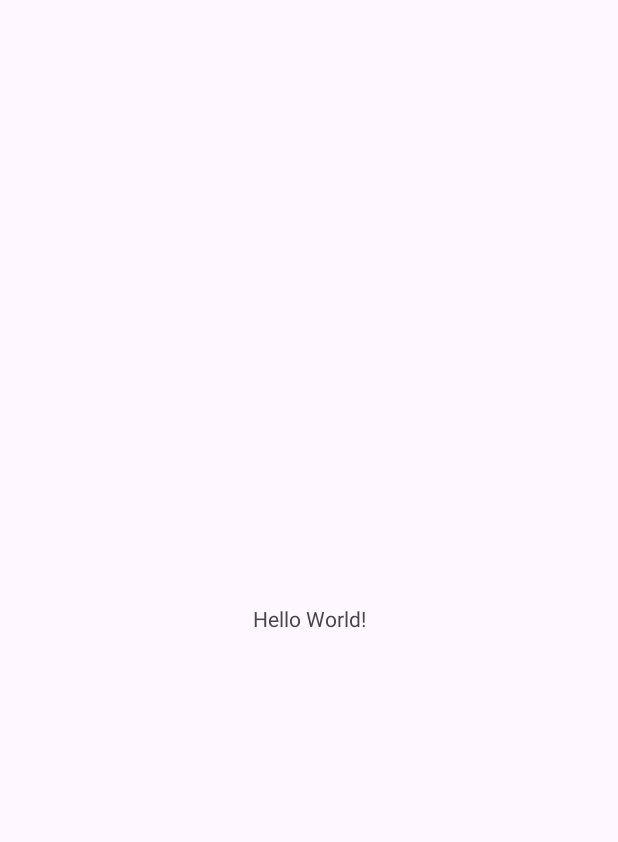
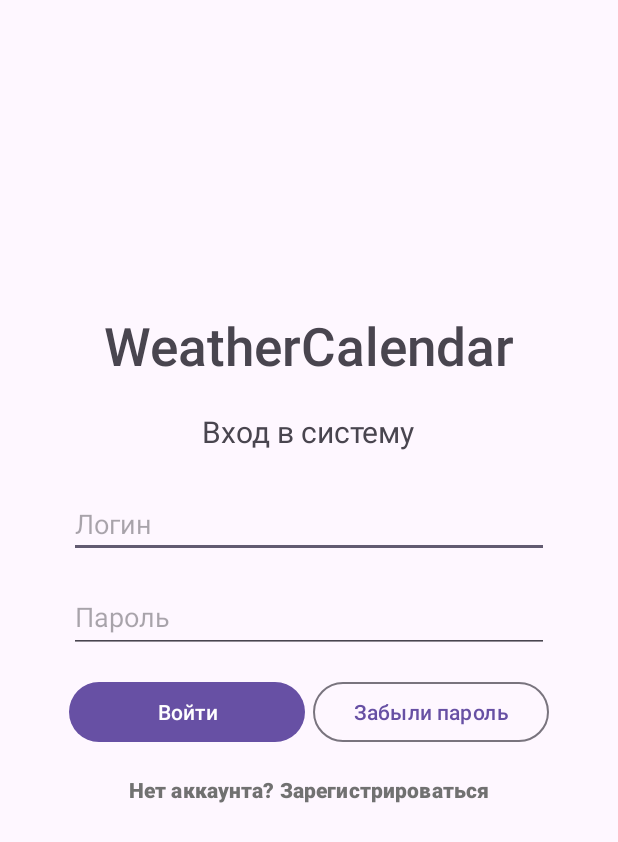
Before and after one commit to StefKot/WeatherCalendar, an Android app: the screen it shows after launch (MainActivity before the commit, AuthActivity after it), on a phone screen of 412 x 824 dp. Before the commit the part shown is almost empty. Shown: the top 842 px of the screen. Run offline under Robolectric (Android 15) with nearby library versions, the phone set to English and light mode, and no system bars.

Commit message:
feat: Enhance login screen UI and add registration functionality

```diff
--- a/app/src/main/AndroidManifest.xml
+++ b/app/src/main/AndroidManifest.xml
@@ -14,9 +14,6 @@
         tools:targetApi="31">
         <activity
             android:name=".AuthActivity"
-            android:exported="false" />
-        <activity
-            android:name=".MainActivity"
             android:exported="true">
             <intent-filter>
                 <action android:name="android.intent.action.MAIN" />
@@ -24,6 +21,12 @@
                 <category android:name="android.intent.category.LAUNCHER" />
             </intent-filter>
         </activity>
+
+        <activity
+            android:name=".MainActivity"
+            android:exported="true">
+
+        </activity>
     </application>
 
 </manifest>
--- /dev/null
+++ b/app/src/main/res/drawable/button_border.xml
@@ -0,0 +1,12 @@
+<?xml version="1.0" encoding="utf-8"?>
+<shape xmlns:android="http://schemas.android.com/apk/res/android"
+    android:shape="rectangle">
+    <!-- прозрачный фон -->
+    <solid android:color="@android:color/transparent" />
+    <!-- цветная рамка -->
+<!--    <stroke-->
+<!--        android:width="2dp"-->
+<!--        android:color="@color/design_default_color_primary" />-->
+<!--    &lt;!&ndash; скруглённые углы, при необходимости &ndash;&gt;-->
+<!--    <corners android:radius="16dp" />-->
+</shape>
--- a/app/src/main/res/layout/activity_auth.xml
+++ b/app/src/main/res/layout/activity_auth.xml
@@ -22,8 +22,8 @@
     <androidx.fragment.app.FragmentContainerView
         android:id="@+id/fragmentContainerView"
         android:name="com.bas.weathercalendar.login.LoginFragment"
-        android:layout_width="214dp"
-        android:layout_height="139dp"
+        android:layout_width="wrap_content"
+        android:layout_height="wrap_content"
         app:layout_constraintBottom_toBottomOf="parent"
         app:layout_constraintEnd_toEndOf="parent"
         app:layout_constraintStart_toStartOf="parent"
--- a/app/src/main/res/layout/activity_main.xml
+++ b/app/src/main/res/layout/activity_main.xml
@@ -5,15 +5,4 @@
     android:id="@+id/main"
     android:layout_width="match_parent"
     android:layout_height="match_parent"
-    tools:context=".MainActivity">
-
-    <TextView
-        android:layout_width="wrap_content"
-        android:layout_height="wrap_content"
-        android:text="Hello World!"
-        app:layout_constraintBottom_toBottomOf="parent"
-        app:layout_constraintEnd_toEndOf="parent"
-        app:layout_constraintStart_toStartOf="parent"
-        app:layout_constraintTop_toTopOf="parent" />
-
-</androidx.constraintlayout.widget.ConstraintLayout>
+    tools:context=".MainActivity"/>
--- a/app/src/main/res/layout/fragment_login.xml
+++ b/app/src/main/res/layout/fragment_login.xml
@@ -1,9 +1,80 @@
 <?xml version="1.0" encoding="utf-8"?>
 <FrameLayout xmlns:android="http://schemas.android.com/apk/res/android"
     xmlns:tools="http://schemas.android.com/tools"
-    android:layout_width="match_parent"
-    android:layout_height="match_parent"
-    tools:context=".login.LoginFragment">
+    android:layout_width="wrap_content"
+    android:layout_height="wrap_content"
+    tools:context=".login.LoginFragment"
+    android:layout_gravity="center">
 
 
+    <LinearLayout
+        android:layout_width="wrap_content"
+        android:layout_height="wrap_content"
+        android:orientation="vertical"
+        android:gravity="center">
+
+        <TextView
+            android:id="@+id/textView"
+            android:layout_width="wrap_content"
+            android:layout_height="wrap_content"
+            android:layout_marginBottom="25dp"
+            android:text="@string/Authentication"
+            android:textSize="20sp"
+            android:gravity="center"/>
+
+        <EditText
+            android:id="@+id/editTextText"
+            android:layout_width="wrap_content"
+            android:layout_height="wrap_content"
+            android:layout_marginBottom="15dp"
+            android:ems="15"
+            android:inputType="text"
+            android:hint="@string/prompt_login" />
+
+        <EditText
+            android:id="@+id/editTextTextPassword"
+            android:layout_width="wrap_content"
+            android:layout_height="wrap_content"
+            android:layout_marginBottom="15dp"
+            android:autofillHints="password"
+            android:ems="15"
+            android:hint="@string/prompt_password"
+            android:inputType="textPassword"
+            android:minHeight="48dp"
+            tools:ignore="TextContrastCheck" />
+
+        <LinearLayout
+            android:layout_width="match_parent"
+            android:layout_height="wrap_content"
+            android:orientation="horizontal"
+            android:layout_marginBottom="4dp">
+
+            <Button
+                android:id="@+id/button3"
+                android:layout_width="0dp"
+                android:layout_height="wrap_content"
+                android:layout_weight="1"
+                android:layout_marginEnd="5dp"
+                android:text="@string/action_sign_in_short" />
+
+            <Button
+                android:id="@+id/button5"
+                android:layout_width="0dp"
+                android:layout_height="wrap_content"
+                android:layout_weight="1"
+                android:text="@string/forgot_password"
+                style="@style/Widget.Material3.Button.OutlinedButton" />
+        </LinearLayout>
+
+        <Button
+            android:id="@+id/button4"
+            android:background="@drawable/button_border"
+            android:layout_width="match_parent"
+            android:layout_height="wrap_content"
+            android:text="@string/action_register"
+            android:textAllCaps="false"
+            android:textStyle="bold"
+            android:textColor="@color/grey"/>
+
+    </LinearLayout>
 </FrameLayout>
--- a/app/src/main/res/layout/fragment_register.xml
+++ b/app/src/main/res/layout/fragment_register.xml
@@ -3,11 +3,4 @@
     xmlns:tools="http://schemas.android.com/tools"
     android:layout_width="match_parent"
     android:layout_height="match_parent"
-    tools:context=".register.RegisterFragment">
-
-    <TextView
-        android:layout_width="match_parent"
-        android:layout_height="match_parent"
-        android:text="Hello" />
-
-</FrameLayout>
+    tools:context=".register.RegisterFragment"/>
--- a/app/src/main/res/values/colors.xml
+++ b/app/src/main/res/values/colors.xml
@@ -3,4 +3,5 @@
     <color name="black">#FF000000</color>
     <color name="white">#FFFFFFFF</color>
     <color name="grey">#717171</color>
+    <color name="transparant">#00000000</color>
 </resources>
--- a/app/src/main/res/values/strings.xml
+++ b/app/src/main/res/values/strings.xml
@@ -4,7 +4,8 @@
     <!-- Strings related to login -->
     <string name="prompt_login">Логин</string>
     <string name="prompt_password">Пароль</string>
-    <string name="action_sign_in">Войти или регистрация</string>
+    <string name="action_register">Нет аккаунта? Зарегистрироваться</string>
+    <string name="forgot_password">Забыли пароль</string>
     <string name="action_sign_in_short">Войти</string>
     <string name="welcome">"Добро пожаловать!"</string>
     <string name="invalid_username">Неправильный логин</string>
```
